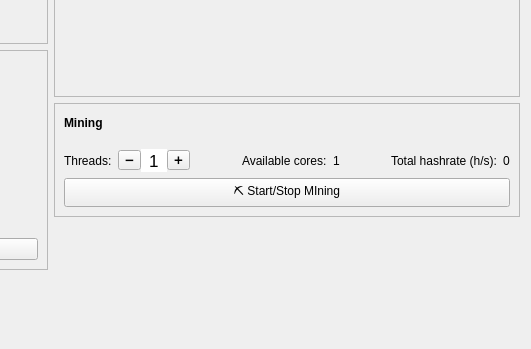
First picture: the form in src/qt/forms/overviewpage.ui, repository GetAywa/AywaCore, before the edit; both pictures show x 429 to 960 and y 172 to 521 of the 960 by 521 pixel window.
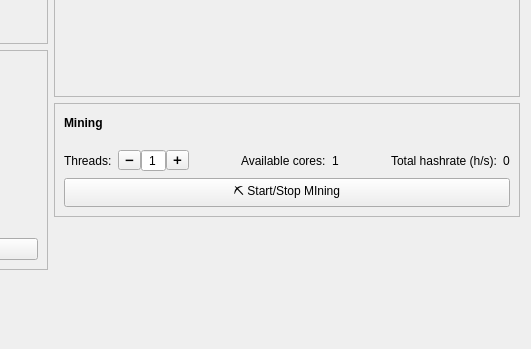
Second picture: the form after the edit.

Commit message: owerview mining threads button size fixed

Diff of the .ui file:
```diff
--- a/src/qt/forms/overviewpage.ui
+++ b/src/qt/forms/overviewpage.ui
@@ -817,35 +817,15 @@
                 </item>
                 <item>
                  <widget class="QSpinBox" name="spinBoxMiningThreads">
-                  <property name="font">
-                   <font>
-                    <pointsize>13</pointsize>
-                   </font>
-                  </property>
                   <property name="focusPolicy">
                    <enum>Qt::NoFocus</enum>
                   </property>
-                  <property name="autoFillBackground">
-                   <bool>false</bool>
-                  </property>
-                  <property name="wrapping">
-                   <bool>false</bool>
-                  </property>
-                  <property name="frame">
-                   <bool>false</bool>
-                  </property>
                   <property name="alignment">
                    <set>Qt::AlignCenter</set>
                   </property>
                   <property name="buttonSymbols">
                    <enum>QAbstractSpinBox::NoButtons</enum>
                   </property>
-                  <property name="specialValueText">
-                   <string notr="true"/>
-                  </property>
-                  <property name="keyboardTracking">
-                   <bool>false</bool>
-                  </property>
                   <property name="minimum">
                    <number>1</number>
                   </property>
```
The commit also changes 1 other file.
